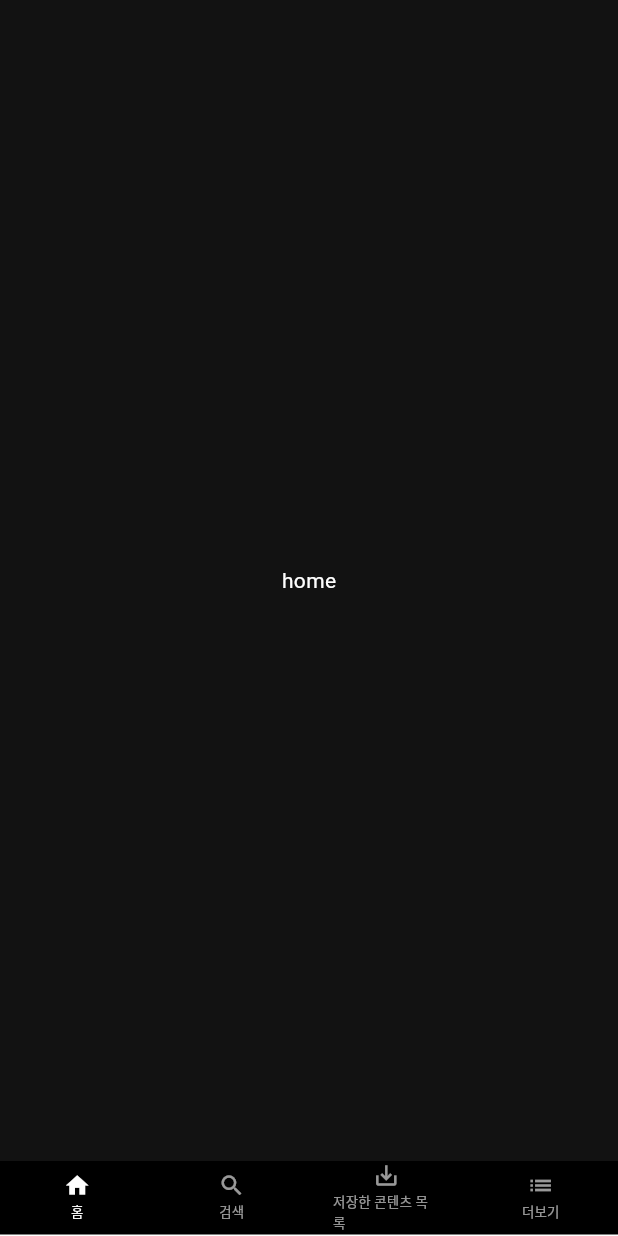
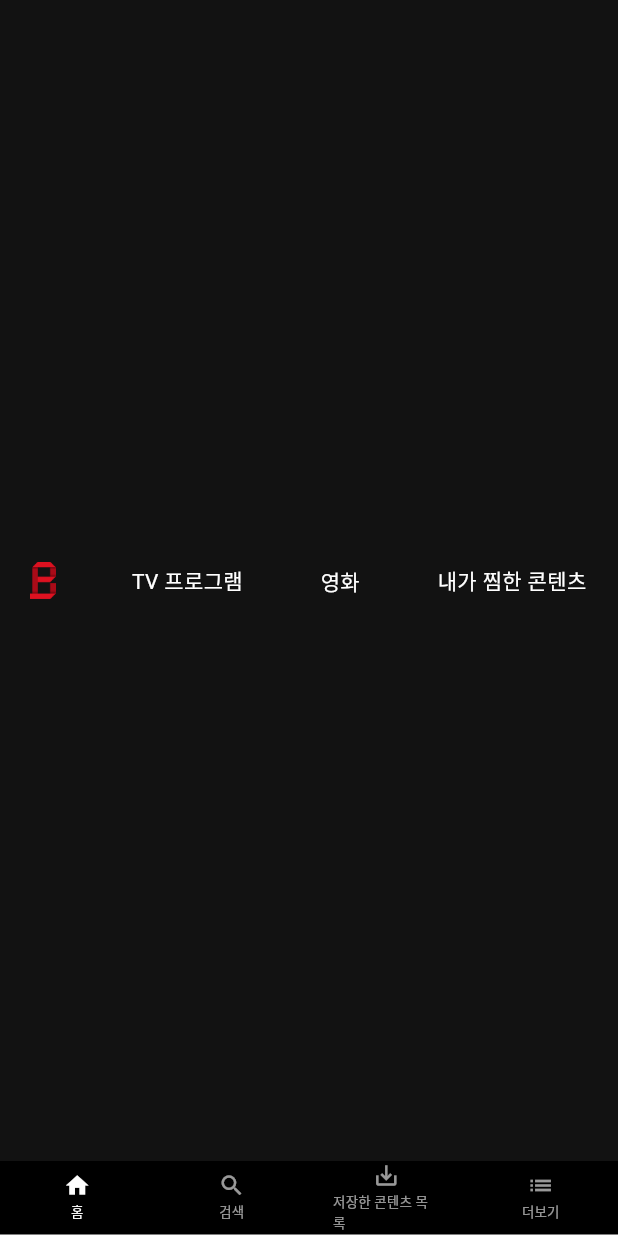
Before and after one commit to wonjjong/flutter_netflix, a Flutter app: the screen it shows after launch, on a phone screen of 412 x 824 dp. Run offline on Flutter 3.47's test engine with Material 3 defaults, Android fonts, the phone set to English and light mode, and no system bars.

Commit message:
상단바 생성

```diff
--- a/lib/main.dart
+++ b/lib/main.dart
@@ -1,4 +1,5 @@
 import 'package:flutter/material.dart';
+import 'package:flutter_netflix/screen/home_screen.dart';
 import 'package:flutter_netflix/widget/bottom_bar.dart';
 
 void main() {
@@ -27,7 +28,7 @@
           body: TabBarView(
             physics: NeverScrollableScrollPhysics(),
             children: <Widget>[
-              Center(child: Text('home')),
+              HomeScreen(),
               Center(child: Text('search')),
               Center(child: Text('save')),
               Center(child: Text('more')),
--- /dev/null
+++ b/lib/screen/home_screen.dart
@@ -0,0 +1,49 @@
+import 'package:flutter/material.dart';
+
+// 데이터를 백엔드에서 가져와야하는 경우 StatefulWidget 사용?
+class HomeScreen extends StatefulWidget {
+  _HomeScreenState createState() => _HomeScreenState();
+}
+
+class _HomeScreenState extends State<HomeScreen> {
+  @override
+  void initState() {
+    super.initState();
+  }
+
+  @override
+  Widget build(BuildContext context) {
+    return TopBar();
+  }
+}
+
+class TopBar extends StatelessWidget {
+  @override
+  Widget build(BuildContext context) {
+    return Container(
+      padding: EdgeInsets.fromLTRB(20, 7, 20, 7),
+      child: Row(
+        mainAxisAlignment: MainAxisAlignment.spaceBetween,
+        children: <Widget>[
+          Image.asset(
+            'images/bbongflix_logo.png',
+            fit: BoxFit.contain,
+            height: 25,
+          ),
+          Container(
+            padding: EdgeInsets.only(right: 1),
+            child: Text('TV 프로그램', style: TextStyle(fontSize: 14)),
+          ),
+          Container(
+            padding: EdgeInsets.only(right: 1),
+            child: Text('영화', style: TextStyle(fontSize: 14)),
+          ),
+          Container(
+            padding: EdgeInsets.only(right: 1),
+            child: Text('내가 찜한 콘텐츠', style: TextStyle(fontSize: 14)),
+          ),
+        ],
+      ),
+    );
+  }
+}
--- a/pubspec.yaml
+++ b/pubspec.yaml
@@ -58,9 +58,8 @@
   uses-material-design: true
 
   # To add assets to your application, add an assets section, like this:
-  # assets:
-  #   - images/a_dot_burr.jpeg
-  #   - images/a_dot_ham.jpeg
+  assets:
+    - images/bbongflix_logo.png
 
   # An image asset can refer to one or more resolution-specific "variants", see
   # https://flutter.dev/to/resolution-aware-images
```
Also changed, not shown: images/bbongflix_logo.png (added).
